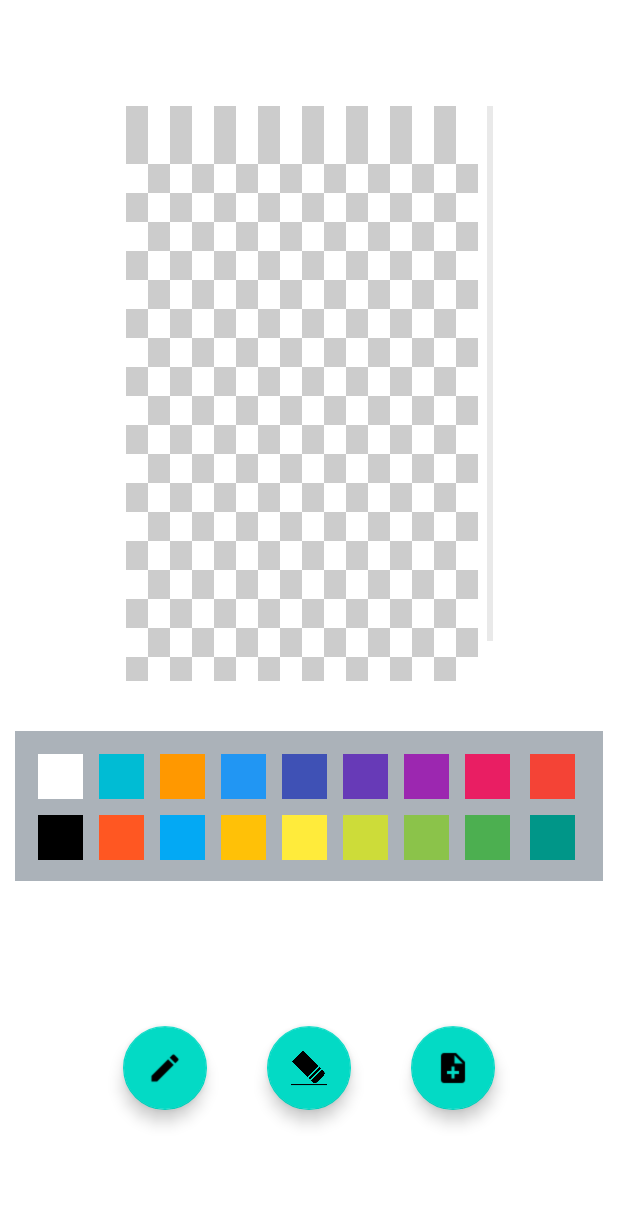
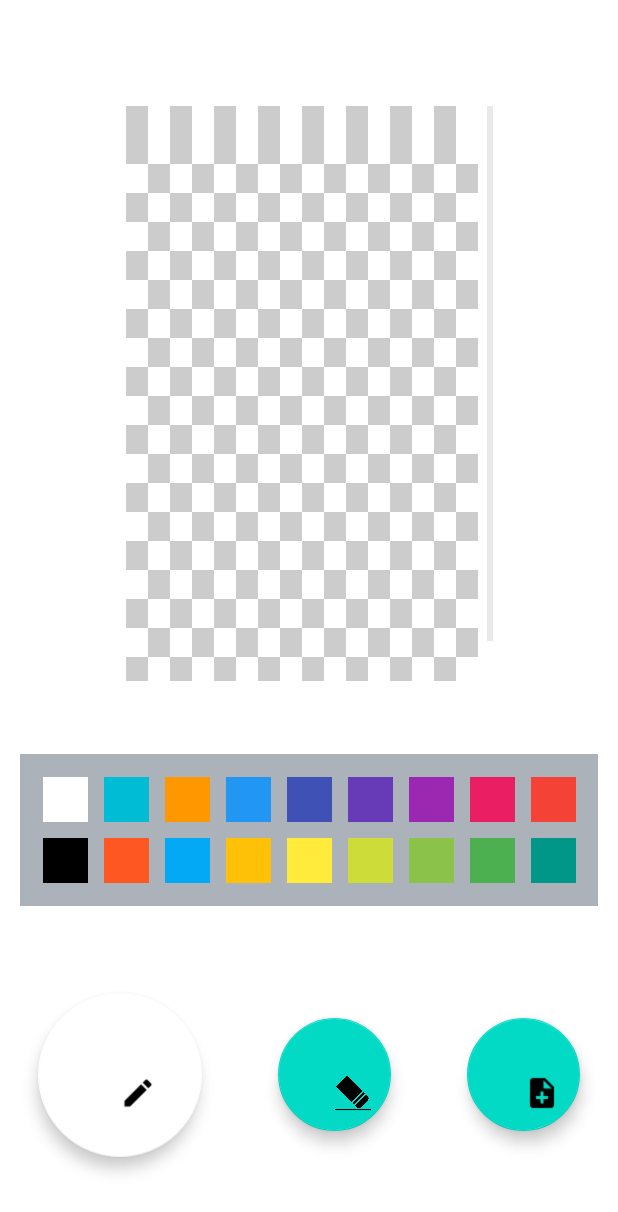
Before and after one commit to JaviVaca/PixelArt, an Android app: the screen it shows after launch (MainActivity), after a tap on "Pintar", on a phone screen of 412 x 824 dp. Shown: the top 1212 px of the screen. Run offline under Robolectric (Android 15) with nearby library versions, the light colour scheme and no system bars.

Commit message:
Boton seleccionado se hace mas grande y cambia color

```diff
--- a/app/src/main/java/com/example/pixelart/MainActivity.java
+++ b/app/src/main/java/com/example/pixelart/MainActivity.java
@@ -3,6 +3,7 @@ package com.example.pixelart;
 import android.annotation.SuppressLint;
 import android.content.Context;
 import android.content.SharedPreferences;
+import android.content.res.ColorStateList;
 import android.graphics.Color;
 import android.graphics.drawable.ColorDrawable;
 import android.graphics.drawable.Drawable;
@@ -29,6 +30,8 @@ public class MainActivity extends AppCompatActivity {
     ArrayList<String> arrayLimites=new ArrayList<>();
     ArrayList<String> arrayInicioFin=new ArrayList<>();
     Context ctx;
+
+
     @SuppressLint("ClickableViewAccessibility")
     @Override
     protected void onCreate(Bundle savedInstanceState) {
@@ -99,8 +102,11 @@ public class MainActivity extends AppCompatActivity {
         FloatingActionButton fabBorrar = findViewById(R.id.fabBorrar);
         FloatingActionButton fabNuevo = findViewById(R.id.fabNuevo);
 
+
         for (int i = 0; i< paleta.getChildCount(); i++){
+            int finalI = i;
             paleta.getChildAt(i).setOnClickListener(v -> {
+
                 Drawable colorSeleccionadoBck;
                 colorSeleccionadoBck =v.getBackground();
                 int colorSeleccionado=-1;
@@ -111,29 +117,59 @@ public class MainActivity extends AppCompatActivity {
                 putPref(getString(R.string.colorSeleccionado), String.valueOf(colorSeleccionado), getApplicationContext());
                 String colorSeleccionadoShared = getPref(getApplicationContext().getString(R.string.colorSeleccionado), getApplicationContext());
                 Toast.makeText(getApplicationContext(), "valor seleccionado->"+colorSeleccionadoShared, Toast.LENGTH_SHORT).show();
+
             });
         }
 
         ctx = getApplicationContext();
 
+        /* Listeners para cada botón. Hacen lo que tienen que hacer y ademas
+           se cambia color y tamaño del boton seleccionado. El resto de botones vuelven a su estado inicial*/
+
         fabBorrar.setOnClickListener(v -> {
             putPref(getString(R.string.seleccionado), getString(R.string.borrar), getApplicationContext());
             String valorSeleccionado = getPref(getApplicationContext().getString(R.string.seleccionado), getApplicationContext());
-            Toast.makeText(this, "valor seleccionado->"+valorSeleccionado, Toast.LENGTH_SHORT).show();
+            //Toast.makeText(this, "valor seleccionado->"+valorSeleccionado, Toast.LENGTH_SHORT).show();
+
+
+            fabBorrar.setBackgroundTintList(ColorStateList.valueOf(getResources().getColor(R.color.white)));
+            fabPintar.setBackgroundTintList(ColorStateList.valueOf(getResources().getColor(R.color.teal_200)));
+            fabNuevo.setBackgroundTintList(ColorStateList.valueOf(getResources().getColor(R.color.teal_200)));
+
+            fabBorrar.setCustomSize(200);
+            fabPintar.setCustomSize(150);
+            fabNuevo.setCustomSize(150);
         });
-
         fabPintar.setOnClickListener(v -> {
             putPref(getString(R.string.seleccionado), getString(R.string.pintar), getApplicationContext());
             String valorSeleccionado = getPref(getApplicationContext().getString(R.string.seleccionado), getApplicationContext());
-            Toast.makeText(this, "valor seleccionado->"+valorSeleccionado, Toast.LENGTH_SHORT).show();
+            //Toast.makeText(this, "valor seleccionado->"+valorSeleccionado, Toast.LENGTH_SHORT).show();
+
+            fabBorrar.setBackgroundTintList(ColorStateList.valueOf(getResources().getColor(R.color.teal_200)));
+            fabPintar.setBackgroundTintList(ColorStateList.valueOf(getResources().getColor(R.color.white)));
+            fabNuevo.setBackgroundTintList(ColorStateList.valueOf(getResources().getColor(R.color.teal_200)));
+            fabBorrar.setCustomSize(150);
+            fabPintar.setCustomSize(200);
+            fabNuevo.setCustomSize(150);
 
         });
         fabNuevo.setOnClickListener(v -> {
             putPref(getString(R.string.seleccionado), getString(R.string.nuevo), getApplicationContext());
             String valorSeleccionado = getPref(getApplicationContext().getString(R.string.seleccionado), getApplicationContext());
-            Toast.makeText(this, "valor seleccionado->"+valorSeleccionado, Toast.LENGTH_SHORT).show();
+            //Toast.makeText(this, "valor seleccionado->"+valorSeleccionado, Toast.LENGTH_SHORT).show();
             Nuevo();
+
+            fabBorrar.setBackgroundTintList(ColorStateList.valueOf(getResources().getColor(R.color.teal_200)));
+            fabPintar.setBackgroundTintList(ColorStateList.valueOf(getResources().getColor(R.color.teal_200)));
+            fabNuevo.setBackgroundTintList(ColorStateList.valueOf(getResources().getColor(R.color.white)));
+
+            fabBorrar.setCustomSize(150);
+            fabPintar.setCustomSize(150);
+            fabNuevo.setCustomSize(200);
         });
+
+
+
         //SharedPreferences pref = getApplicationContext().getSharedPreferences("seleccionado", 0); // 0 - for private mode
 
 
@@ -335,10 +371,12 @@ public class MainActivity extends AppCompatActivity {
         }
 
     }
+
     public static String getPref(String key, Context context) {
         SharedPreferences preferences = PreferenceManager.getDefaultSharedPreferences(context);
         return preferences.getString(key, null);
     }
+
     public static void putPref(String key, String value, Context context) {
         SharedPreferences prefs = PreferenceManager.getDefaultSharedPreferences(context);
         SharedPreferences.Editor editor = prefs.edit();
--- a/app/src/main/res/layout/activity_main.xml
+++ b/app/src/main/res/layout/activity_main.xml
@@ -22,23 +22,20 @@
 
     <GridLayout
         android:id="@+id/paleta"
-        android:layout_width="match_parent"
-        android:layout_height="100dp"
-        android:layout_marginLeft="10dp"
-        android:layout_marginRight="10dp"
+        android:layout_width="385sp"
+        android:layout_height="101dp"
+        android:layout_margin="@dimen/default_gap"
         android:background="@color/casilla_gris"
-        android:columnWidth="450dp"
         android:columnCount="9"
         android:orientation="vertical"
         android:padding="10dp"
-        android:rowCount="5"
-        android:stretchMode="columnWidth"
+        android:rowCount="2"
         app:layout_constraintBottom_toBottomOf="parent"
         app:layout_constraintEnd_toEndOf="parent"
-        app:layout_constraintHorizontal_bias="0.0"
+        app:layout_constraintHorizontal_bias="0.51"
         app:layout_constraintStart_toStartOf="parent"
         app:layout_constraintTop_toBottomOf="@+id/GridView"
-        app:layout_constraintVertical_bias="0.0"
+        app:layout_constraintVertical_bias="0.033"
         tools:ignore="MissingConstraints">
 
         <LinearLayout
@@ -54,9 +51,7 @@
             android:layout_marginBottom="5dp"
             android:background="@color/white"
             android:orientation="horizontal"
-            android:tag="IdImagen1">
-
-        </LinearLayout>
+            android:tag="IdImagen1" />
 
         <LinearLayout
             android:id="@+id/con2_1"
@@ -71,10 +66,7 @@
             android:layout_marginBottom="5dp"
             android:background="@color/black"
             android:orientation="horizontal"
-            android:tag="IdImagen2">
-
-        </LinearLayout>
-
+            android:tag="IdImagen2" />
 
         <LinearLayout
             android:id="@+id/con1_2"
@@ -89,10 +81,7 @@
             android:layout_marginBottom="5dp"
             android:background="#00BCD4"
             android:orientation="horizontal"
-            android:tag="IdImagen11">
-
-
-        </LinearLayout>
+            android:tag="IdImagen11" />
 
         <LinearLayout
             android:id="@+id/con2_2"
@@ -122,10 +111,7 @@
             android:layout_marginBottom="5dp"
             android:background="#FF9800"
             android:orientation="horizontal"
-            android:tag="IdImagen11">
-
-
-        </LinearLayout>
+            android:tag="IdImagen11" />
 
         <LinearLayout
             android:id="@+id/con2_3"
@@ -155,10 +141,7 @@
             android:layout_marginBottom="5dp"
             android:background="#2196F3"
             android:orientation="horizontal"
-            android:tag="IdImagen11">
-
-
-        </LinearLayout>
+            android:tag="IdImagen11" />
 
         <LinearLayout
             android:id="@+id/con2_4"
@@ -188,10 +171,7 @@
             android:layout_marginBottom="5dp"
             android:background="#3F51B5"
             android:orientation="horizontal"
-            android:tag="IdImagen11">
-
-
-        </LinearLayout>
+            android:tag="IdImagen11" />
 
         <LinearLayout
             android:id="@+id/con2_5"
@@ -223,7 +203,6 @@
             android:orientation="horizontal"
             android:tag="IdImagen11" />
 
-
         <LinearLayout
             android:id="@+id/con2_6"
             android:layout_width="30dp"
@@ -253,7 +232,6 @@
             android:background="#9C27B0"
             android:orientation="horizontal"
             android:tag="IdImagen11" />
-
 
         <LinearLayout
             android:id="@+id/con2_7"
@@ -285,7 +263,6 @@
             android:orientation="horizontal"
             android:tag="IdImagen11" />
 
-
         <LinearLayout
             android:id="@+id/con2_8"
             android:layout_width="30dp"
@@ -300,7 +277,6 @@
             android:background="#4CAF50"
             android:orientation="horizontal"
             android:tag="IdImagen22" />
-
 
         <LinearLayout
             android:id="@+id/con1_9"
@@ -332,6 +308,7 @@
             android:orientation="horizontal"
             android:tag="IdImagen22" />
 
+
     </GridLayout>
 
     <LinearLayout
@@ -350,8 +327,8 @@
             android:id="@+id/fabPintar"
             android:layout_width="wrap_content"
             android:layout_height="wrap_content"
-            android:layout_margin="20dp"
             android:layout_weight="1"
+            android:layout_margin="25dp"
             android:clickable="true"
             android:contentDescription="@string/pintar"
             android:focusable="true"
@@ -361,8 +338,8 @@
             android:id="@+id/fabBorrar"
             android:layout_width="wrap_content"
             android:layout_height="wrap_content"
-            android:layout_margin="20dp"
             android:layout_weight="1"
+            android:layout_margin="25dp"
             android:clickable="true"
             android:contentDescription="@string/borrar"
             android:focusable="true"
@@ -372,9 +349,9 @@
             android:id="@+id/fabNuevo"
             android:layout_width="wrap_content"
             android:layout_height="wrap_content"
-            android:layout_margin="20dp"
             android:layout_weight="1"
             android:clickable="true"
+            android:layout_margin="25dp"
             android:contentDescription="@string/nuevo"
             android:focusable="true"
             app:srcCompat="@drawable/baseline_note_add_black_18dp" />
```
